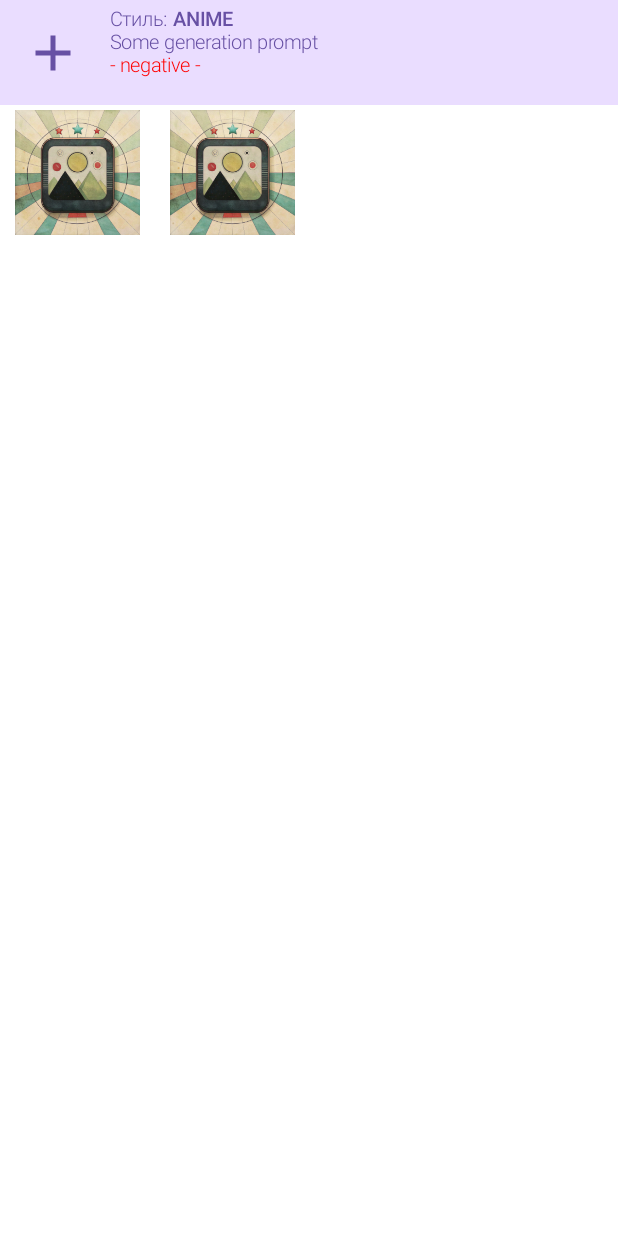
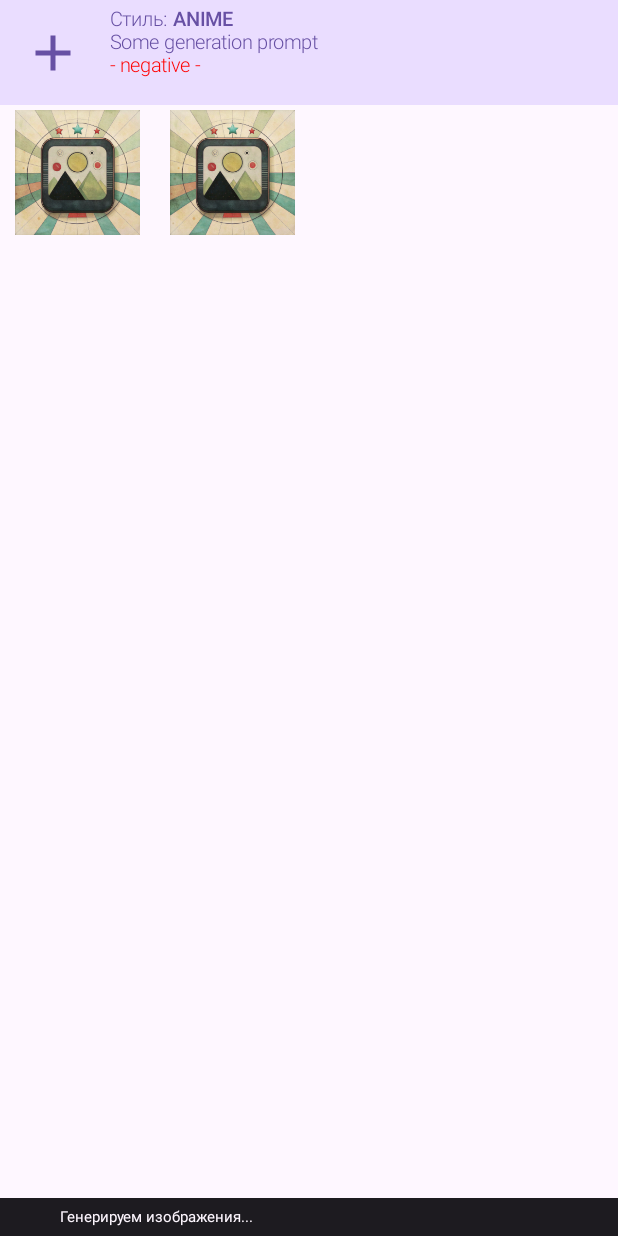
Before and after one commit to CyberTown-SMC-PRIVATE-LIMITED/Kandinsky-Android-client, an Android app built with Jetpack Compose: the @Preview function RequestScreenPreview, on a phone screen of 412 x 824 dp. Run offline under Robolectric (Android 15) with nearby library versions, the phone set to English and light mode, and no system bars; our stand-ins replace Room's generated code; pictures from the network do not load.

Commit message:
MainScreen & RequestScreen - added bottom bar for "Now Generating" message

```diff
--- /dev/null
+++ b/app/src/main/java/bat/konst/kandinskyclient/ui/components/generatingmessage/GeneratingMessage.kt
@@ -0,0 +1,35 @@
+package bat.konst.kandinskyclient.ui.components.generatingmessage
+
+import androidx.compose.foundation.background
+import androidx.compose.foundation.layout.Box
+import androidx.compose.foundation.layout.fillMaxWidth
+import androidx.compose.foundation.layout.height
+import androidx.compose.foundation.layout.padding
+import androidx.compose.material3.MaterialTheme
+import androidx.compose.material3.Text
+import androidx.compose.runtime.Composable
+import androidx.compose.ui.Alignment
+import androidx.compose.ui.Modifier
+import androidx.compose.ui.unit.dp
+import androidx.compose.ui.unit.sp
+
+// bottom bar c Box и сообщением "Идёт генерация изображений"
+@Composable
+fun GeneratingMessage(text: String, modifier: Modifier = Modifier) {
+    Box(
+        modifier = Modifier
+            .height(25.dp)
+            .fillMaxWidth()
+            .background(MaterialTheme.colorScheme.onSurface)
+            .then(modifier)
+    ) {
+        Text(
+            text = text,
+            fontSize = 10.sp,
+            modifier = Modifier
+                .padding(horizontal = 40.dp, vertical = 0.dp)
+                .align(Alignment.CenterStart),
+            color = MaterialTheme.colorScheme.surface
+        )
+    }
+}
--- a/app/src/main/java/bat/konst/kandinskyclient/ui/screens/main/MainScreen.kt
+++ b/app/src/main/java/bat/konst/kandinskyclient/ui/screens/main/MainScreen.kt
@@ -10,7 +10,6 @@ import androidx.compose.foundation.layout.Column
 import androidx.compose.foundation.layout.Row
 import androidx.compose.foundation.layout.fillMaxSize
 import androidx.compose.foundation.layout.fillMaxWidth
-import androidx.compose.foundation.layout.height
 import androidx.compose.foundation.layout.padding
 import androidx.compose.foundation.lazy.LazyColumn
 import androidx.compose.material3.Text
@@ -46,9 +45,9 @@ import bat.konst.kandinskyclient.app.AppState
 import bat.konst.kandinskyclient.app.CONFIG_DEFAULT_VALUE
 import bat.konst.kandinskyclient.data.room.entity.RequestJoinImage
 import bat.konst.kandinskyclient.ui.components.confirmdialog.ConfirmDialog
+import bat.konst.kandinskyclient.ui.components.generatingmessage.GeneratingMessage
 import bat.konst.kandinskyclient.ui.components.requestcard.RequestCard
 import bat.konst.kandinskyclient.ui.components.swipeaction.SwipeAction
-import bat.konst.kandinskyclient.ui.styles.text.TextH1
 import bat.konst.kandinskyclient.ui.styles.text.TextH2
 
 
@@ -96,7 +95,9 @@ fun MainView(
 
     Scaffold (
         bottomBar = {
-            BottomAppBar(modifier = Modifier.height(0.dp)) {  }
+            //BottomAppBar(modifier = Modifier.height(0.dp)) {  }
+            // bar c Box и сообщением "Идёт генерация изображений"
+            GeneratingMessage(text = stringResource(R.string.ms_generating))
         },
         topBar = {
             Row(
@@ -161,7 +162,6 @@ fun MainView(
             }
             return@Scaffold
         }
-
 
         // Список запросов когда запросы есть
         var md5DeleteConfirm by remember { mutableStateOf("") } // md5 запроса на удаление
--- a/app/src/main/java/bat/konst/kandinskyclient/ui/screens/request/RequestScreen.kt
+++ b/app/src/main/java/bat/konst/kandinskyclient/ui/screens/request/RequestScreen.kt
@@ -4,6 +4,7 @@ import androidx.compose.foundation.background
 import androidx.compose.foundation.clickable
 import androidx.compose.foundation.layout.Column
 import androidx.compose.foundation.layout.Row
+import androidx.compose.foundation.layout.fillMaxSize
 import androidx.compose.foundation.layout.fillMaxWidth
 import androidx.compose.foundation.layout.height
 import androidx.compose.foundation.layout.padding
@@ -16,6 +17,7 @@ import androidx.compose.material.icons.filled.Add
 import androidx.compose.material3.Icon
 import androidx.compose.material3.IconButton
 import androidx.compose.material3.MaterialTheme
+import androidx.compose.material3.Scaffold
 import androidx.compose.material3.Text
 import androidx.compose.runtime.Composable
 import androidx.compose.runtime.LaunchedEffect
@@ -34,6 +36,7 @@ import bat.konst.kandinskyclient.R
 import bat.konst.kandinskyclient.app.AppState
 import bat.konst.kandinskyclient.data.room.entity.Image
 import bat.konst.kandinskyclient.ui.components.thumbinal.Thumbinal
+import bat.konst.kandinskyclient.ui.components.generatingmessage.GeneratingMessage
 import bat.konst.kandinskyclient.ui.navigation.Route
 
 @Composable
@@ -62,8 +65,13 @@ fun RequestView(
         onEvent(RequestScreenEvent.ScreenUpdate(route.md5))
     }
 
-    Column {
-
+    Scaffold (
+        bottomBar = {
+            //BottomAppBar(modifier = Modifier.height(0.dp)) {  }
+            // bar c Box и сообщением "Идёт генерация изображений"
+            GeneratingMessage(text = stringResource(R.string.ms_generating))
+        },
+        topBar = {
             Row (
                 Modifier
                     .fillMaxWidth()
@@ -132,11 +140,13 @@ fun RequestView(
                 }
 
             }
-
-
-
+        },
+    ) { innerPadding ->
         // images grid
         LazyVerticalGrid(
+            modifier = Modifier
+                .padding(innerPadding)
+                .fillMaxSize(),
             columns = GridCells.Adaptive(90.dp)
         ) {
             items(state.images) { image ->
@@ -151,8 +161,8 @@ fun RequestView(
                 )
             }
         }
+    }
 
-    }
 }
 
 
--- a/app/src/main/res/values/strings.xml
+++ b/app/src/main/res/values/strings.xml
@@ -15,6 +15,7 @@
     <string name="ms_confirm_delete">Подтвердите удаление</string>
     <string name="ms_banner_no_request">Пока нет ни одного запроса. Начните создавать изображения!</string>
     <string name="ms_banner_config_error">Вы не указали ключ и секрет. Перейдите в настройки приложения!</string>
+    <string name="ms_generating">Генерируем изображения...</string>
 
     <string name="cs_save_config">Сохранить конфигурацию</string>
     <string name="cs_key">Ключ</string>
```
Lines whose indentation alone changed are shown as unchanged.
